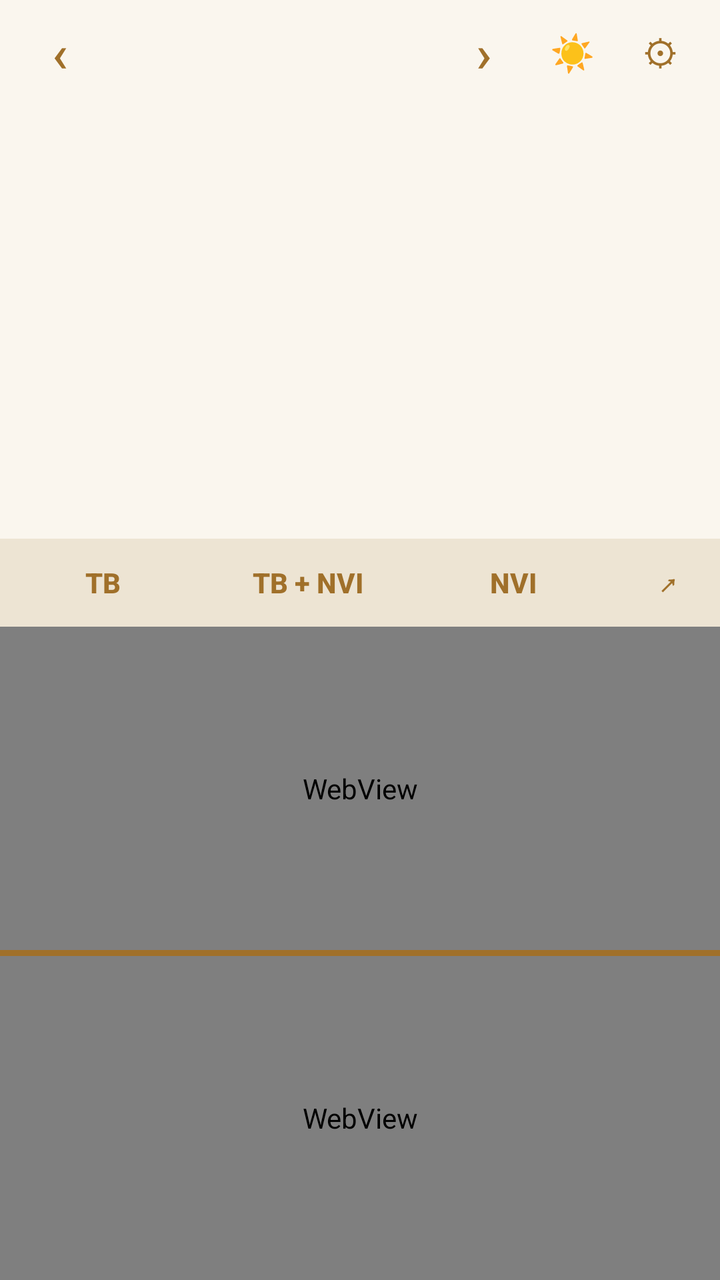
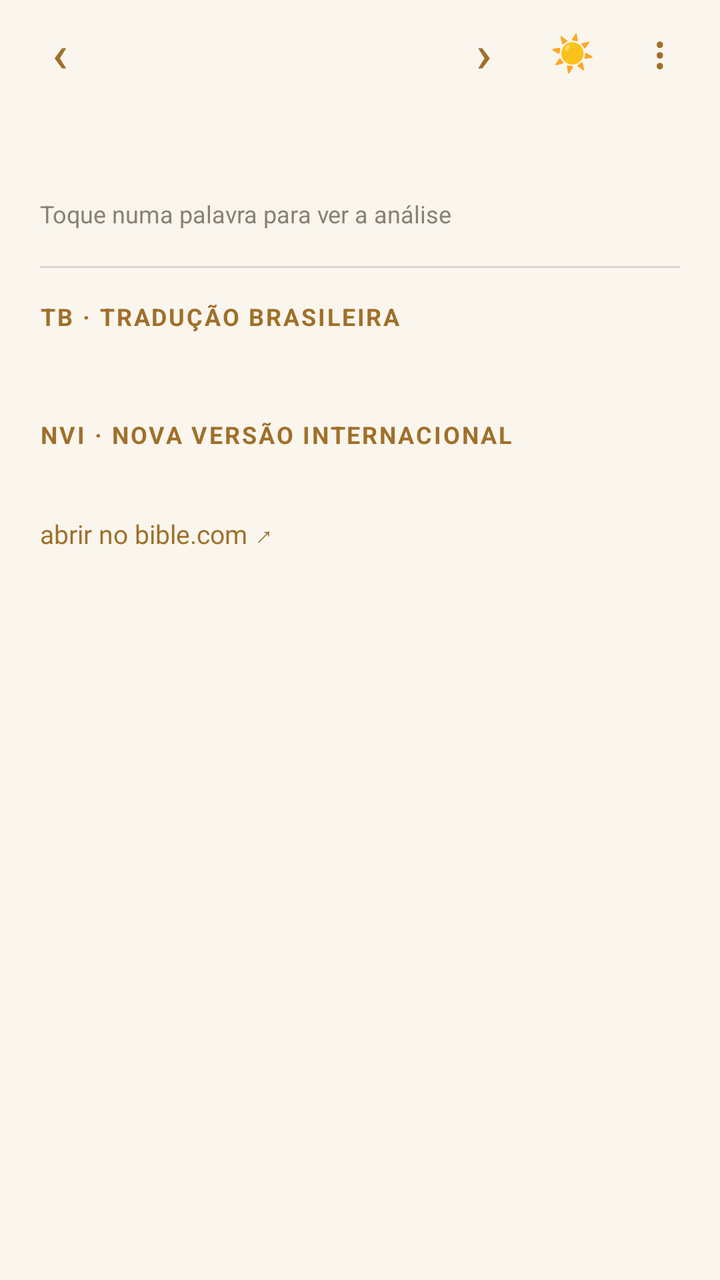

Two renders of the same Android screen: before a commit and after it. Below are the layout's source before the change and the commit's diff.
<!-- AndroidManifest.xml: application theme AppTheme -->
<!-- res/layout/activity_reader.xml -->
<?xml version="1.0" encoding="utf-8"?>
<LinearLayout xmlns:android="http://schemas.android.com/apk/res/android"
    android:layout_width="match_parent"
    android:layout_height="match_parent"
    android:orientation="vertical"
    android:fitsSystemWindows="true"
    android:background="@color/bg">

    
    <LinearLayout
        android:layout_width="match_parent"
        android:layout_height="52dp"
        android:orientation="horizontal"
        android:gravity="center_vertical"
        android:paddingHorizontal="8dp">

        <Button android:id="@+id/prev" style="@style/IconBtn" android:text="‹" />
        <TextView
            android:id="@+id/ref"
            android:layout_width="0dp"
            android:layout_height="wrap_content"
            android:layout_weight="1"
            android:gravity="center"
            android:textSize="18sp"
            android:textStyle="bold"
            android:textColor="@color/accent" />
        <Button android:id="@+id/next" style="@style/IconBtn" android:text="›" />
        <Button android:id="@+id/today" style="@style/IconBtn" android:text="☀" android:textSize="18sp" />
        <Button android:id="@+id/settings" style="@style/IconBtn" android:text="⚙" android:textSize="18sp" />
    </LinearLayout>

    
    <ScrollView
        android:layout_width="match_parent"
        android:layout_height="0dp"
        android:layout_weight="2">
        <TextView
            android:id="@+id/greek"
            android:layout_width="match_parent"
            android:layout_height="wrap_content"
            android:padding="20dp"
            android:fontFamily="serif"
            android:textSize="24sp"
            android:lineSpacingMultiplier="1.25"
            android:textIsSelectable="true"
            android:textColor="@color/fg" />
    </ScrollView>

    
    <LinearLayout
        android:layout_width="match_parent"
        android:layout_height="44dp"
        android:orientation="horizontal"
        android:background="@color/bar"
        android:gravity="center_vertical">
        <Button android:id="@+id/tab_tb" style="@style/TabBtn" android:text="TB" />
        <Button android:id="@+id/tab_both" style="@style/TabBtn" android:text="TB + NVI" />
        <Button android:id="@+id/tab_nvi" style="@style/TabBtn" android:text="NVI" />
        <Button android:id="@+id/youversion" style="@style/TabBtn" android:text="↗" android:layout_weight="0.5" />
    </LinearLayout>

    
    <LinearLayout
        android:layout_width="match_parent"
        android:layout_height="0dp"
        android:layout_weight="3"
        android:orientation="vertical">
        <WebView android:id="@+id/web_tb" android:layout_width="match_parent" android:layout_height="0dp" android:layout_weight="1" />
        <View android:id="@+id/web_divider" android:layout_width="match_parent" android:layout_height="3dp" android:background="@color/accent" />
        <WebView android:id="@+id/web_nvi" android:layout_width="match_parent" android:layout_height="0dp" android:layout_weight="1" />
    </LinearLayout>
</LinearLayout>
<!-- resources referenced by this layout -->
<resources>
  <color name="accent">#FFA0702A</color>
  <color name="bar">#FFEDE4D3</color>
  <color name="bg">#FFFAF6EE</color>
  <color name="fg">#FF1E1A16</color>
  <style name="IconBtn" parent="android:Widget.Material.Button.Borderless">
          <item name="android:layout_width">44dp</item>
          <item name="android:layout_height">44dp</item>
          <item name="android:minWidth">0dp</item>
          <item name="android:padding">0dp</item>
          <item name="android:textSize">26sp</item>
          <item name="android:textColor">@color/accent</item>
      </style>
  <style name="TabBtn" parent="android:Widget.Material.Button.Borderless">
          <item name="android:layout_width">0dp</item>
          <item name="android:layout_height">match_parent</item>
          <item name="android:layout_weight">1</item>
          <item name="android:textStyle">bold</item>
          <item name="android:textAllCaps">false</item>
          <item name="android:textColor">@color/accent</item>
      </style>
  <style name="AppTheme" parent="android:Theme.Material.Light.NoActionBar">
          <item name="android:statusBarColor">@color/bg</item>
          <item name="android:windowLightStatusBar">true</item>
          <item name="android:navigationBarColor">@color/bg</item>
      </style>
</resources>

<!-- the commit's change to res/layout/activity_reader.xml (unified diff, before → after) -->
@@ -13,7 +13,6 @@
         android:orientation="horizontal"
         android:gravity="center_vertical"
         android:paddingHorizontal="8dp">
-
         <Button android:id="@+id/prev" style="@style/IconBtn" android:text="‹" />
         <TextView
             android:id="@+id/ref"
@@ -26,47 +25,117 @@
             android:textColor="@color/accent" />
         <Button android:id="@+id/next" style="@style/IconBtn" android:text="›" />
         <Button android:id="@+id/today" style="@style/IconBtn" android:text="☀" android:textSize="18sp" />
-        <Button android:id="@+id/settings" style="@style/IconBtn" android:text="⚙" android:textSize="18sp" />
+        <Button android:id="@+id/menu" style="@style/IconBtn" android:text="⋮" android:textSize="22sp" />
     </LinearLayout>
 
-    
     <ScrollView
+        android:id="@+id/scroll"
         android:layout_width="match_parent"
         android:layout_height="0dp"
-        android:layout_weight="2">
-        <TextView
-            android:id="@+id/greek"
+        android:layout_weight="1">
+        <LinearLayout
             android:layout_width="match_parent"
             android:layout_height="wrap_content"
-            android:padding="20dp"
-            android:fontFamily="serif"
-            android:textSize="24sp"
-            android:lineSpacingMultiplier="1.25"
-            android:textIsSelectable="true"
-            android:textColor="@color/fg" />
+            android:orientation="vertical"
+            android:paddingHorizontal="20dp"
+            android:paddingBottom="24dp">
+
+            <TextView
+                android:id="@+id/greek"
+                android:layout_width="match_parent"
+                android:layout_height="wrap_content"
+                android:paddingTop="8dp"
+                android:fontFamily="serif"
+                android:textSize="25sp"
+                android:lineSpacingMultiplier="1.35"
+                android:textColor="@color/fg" />
+
+            <TextView
+                android:id="@+id/hint"
+                android:layout_width="match_parent"
+                android:layout_height="wrap_content"
+                android:layout_marginTop="6dp"
+                android:text="Toque numa palavra para ver a análise"
+                android:textSize="12sp"
+                android:textColor="@color/muted" />
+
+            <View android:layout_width="match_parent" android:layout_height="1dp"
+                android:layout_marginTop="18dp" android:background="@color/line" />
+
+            <TextView style="@style/SectionLabel" android:text="TB · Tradução Brasileira" />
+            <TextView android:id="@+id/tb" style="@style/TransText" />
+
+            <TextView style="@style/SectionLabel" android:text="NVI · Nova Versão Internacional" />
+            <TextView android:id="@+id/nvi" style="@style/TransText" />
+            <TextView
+                android:id="@+id/nvi_open"
+                android:layout_width="wrap_content"
+                android:layout_height="wrap_content"
+                android:paddingVertical="6dp"
+                android:text="abrir no bible.com ↗"
+                android:textSize="13sp"
+                android:textColor="@color/accent" />
+        </LinearLayout>
     </ScrollView>
 
     
     <LinearLayout
+        android:id="@+id/panel"
         android:layout_width="match_parent"
-        android:layout_height="44dp"
-        android:orientation="horizontal"
+        android:layout_height="wrap_content"
+        android:orientation="vertical"
         android:background="@color/bar"
-        android:gravity="center_vertical">
-        <Button android:id="@+id/tab_tb" style="@style/TabBtn" android:text="TB" />
-        <Button android:id="@+id/tab_both" style="@style/TabBtn" android:text="TB + NVI" />
-        <Button android:id="@+id/tab_nvi" style="@style/TabBtn" android:text="NVI" />
-        <Button android:id="@+id/youversion" style="@style/TabBtn" android:text="↗" android:layout_weight="0.5" />
-    </LinearLayout>
+        android:paddingHorizontal="20dp"
+        android:paddingTop="12dp"
+        android:paddingBottom="16dp"
+        android:visibility="gone">
 
-    
-    <LinearLayout
-        android:layout_width="match_parent"
-        android:layout_height="0dp"
-        android:layout_weight="3"
-        android:orientation="vertical">
-        <WebView android:id="@+id/web_tb" android:layout_width="match_parent" android:layout_height="0dp" android:layout_weight="1" />
-        <View android:id="@+id/web_divider" android:layout_width="match_parent" android:layout_height="3dp" android:background="@color/accent" />
-        <WebView android:id="@+id/web_nvi" android:layout_width="match_parent" android:layout_height="0dp" android:layout_weight="1" />
+        <LinearLayout
+            android:layout_width="match_parent"
+            android:layout_height="wrap_content"
+            android:orientation="horizontal"
+            android:gravity="center_vertical">
+            <TextView
+                android:id="@+id/p_word"
+                android:layout_width="0dp"
+                android:layout_height="wrap_content"
+                android:layout_weight="1"
+                android:fontFamily="serif"
+                android:textSize="26sp"
+                android:textColor="@color/fg" />
+            <Button android:id="@+id/p_close" style="@style/IconBtn" android:text="✕" android:textSize="18sp" />
+        </LinearLayout>
+
+        <TextView
+            android:id="@+id/p_lemma"
+            android:layout_width="match_parent"
+            android:layout_height="wrap_content"
+            android:fontFamily="serif"
+            android:textSize="17sp"
+            android:textColor="@color/accent" />
+        <TextView
+            android:id="@+id/p_gloss"
+            android:layout_width="match_parent"
+            android:layout_height="wrap_content"
+            android:layout_marginTop="2dp"
+            android:textSize="15sp"
+            android:textStyle="italic"
+            android:textColor="@color/fg" />
+        <TextView
+            android:id="@+id/p_pos"
+            android:layout_width="match_parent"
+            android:layout_height="wrap_content"
+            android:layout_marginTop="10dp"
+            android:textSize="15sp"
+            android:textStyle="bold"
+            android:textColor="@color/fg" />
+        <TextView
+            android:id="@+id/p_details"
+            android:layout_width="match_parent"
+            android:layout_height="wrap_content"
+            android:layout_marginTop="4dp"
+            android:textSize="14sp"
+            android:lineSpacingMultiplier="1.2"
+            android:textColor="@color/fg" />
     </LinearLayout>
 </LinearLayout>
<!-- resource entries referenced after the edit -->
@@ -4,6 +4,8 @@
   <color name="bar">#FFEDE4D3</color>
   <color name="bg">#FFFAF6EE</color>
   <color name="fg">#FF1E1A16</color>
+  <color name="line">#22000000</color>
+  <color name="muted">#FF8A8076</color>
   <style name="IconBtn" parent="android:Widget.Material.Button.Borderless">
           <item name="android:layout_width">44dp</item>
           <item name="android:layout_height">44dp</item>
@@ -12,13 +14,24 @@
           <item name="android:textSize">26sp</item>
           <item name="android:textColor">@color/accent</item>
       </style>
-  <style name="TabBtn" parent="android:Widget.Material.Button.Borderless">
-          <item name="android:layout_width">0dp</item>
-          <item name="android:layout_height">match_parent</item>
-          <item name="android:layout_weight">1</item>
+  <style name="SectionLabel">
+          <item name="android:layout_width">match_parent</item>
+          <item name="android:layout_height">wrap_content</item>
+          <item name="android:layout_marginTop">16dp</item>
+          <item name="android:textSize">12sp</item>
           <item name="android:textStyle">bold</item>
-          <item name="android:textAllCaps">false</item>
+          <item name="android:textAllCaps">true</item>
+          <item name="android:letterSpacing">0.08</item>
           <item name="android:textColor">@color/accent</item>
+      </style>
+  <style name="TransText">
+          <item name="android:layout_width">match_parent</item>
+          <item name="android:layout_height">wrap_content</item>
+          <item name="android:layout_marginTop">4dp</item>
+          <item name="android:textSize">17sp</item>
+          <item name="android:lineSpacingMultiplier">1.25</item>
+          <item name="android:textIsSelectable">true</item>
+          <item name="android:textColor">@color/fg</item>
       </style>
   <style name="AppTheme" parent="android:Theme.Material.Light.NoActionBar">
           <item name="android:statusBarColor">@color/bg</item>
